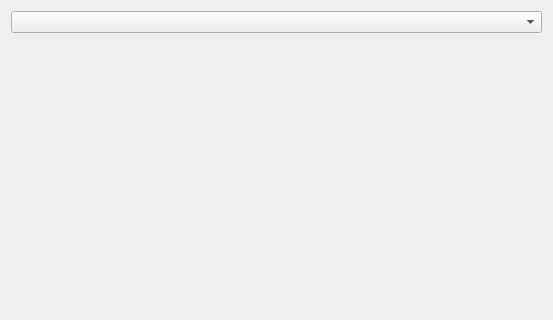
Before: the Qt Designer form amt/views/ui/addDialog.ui in eg0rim/amt, drawn with Qt 5; both pictures show x 0 to 553 and y 0 to 320 of the 553 by 462 pixel window.
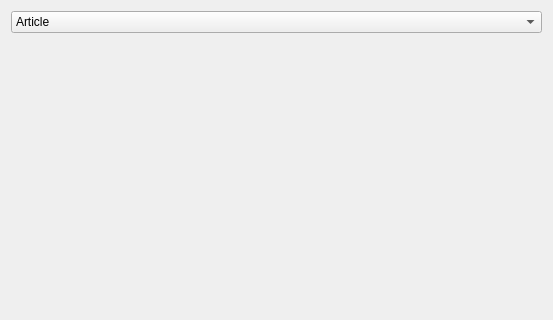
After: the same form once the commit is applied.

```diff
--- a/amt/views/ui/addDialog.ui
+++ b/amt/views/ui/addDialog.ui
@@ -16,9 +16,6 @@
   <layout class="QVBoxLayout" name="verticalLayout">
    <item>
     <widget class="QComboBox" name="entryTypeComboBox">
-     <property name="placeholderText">
-      <string>Type of entry</string>
-     </property>
      <item>
       <property name="text">
        <string>Article</string>
```
Left out of the diff: 2 changed lines with no effect on the pictures.
